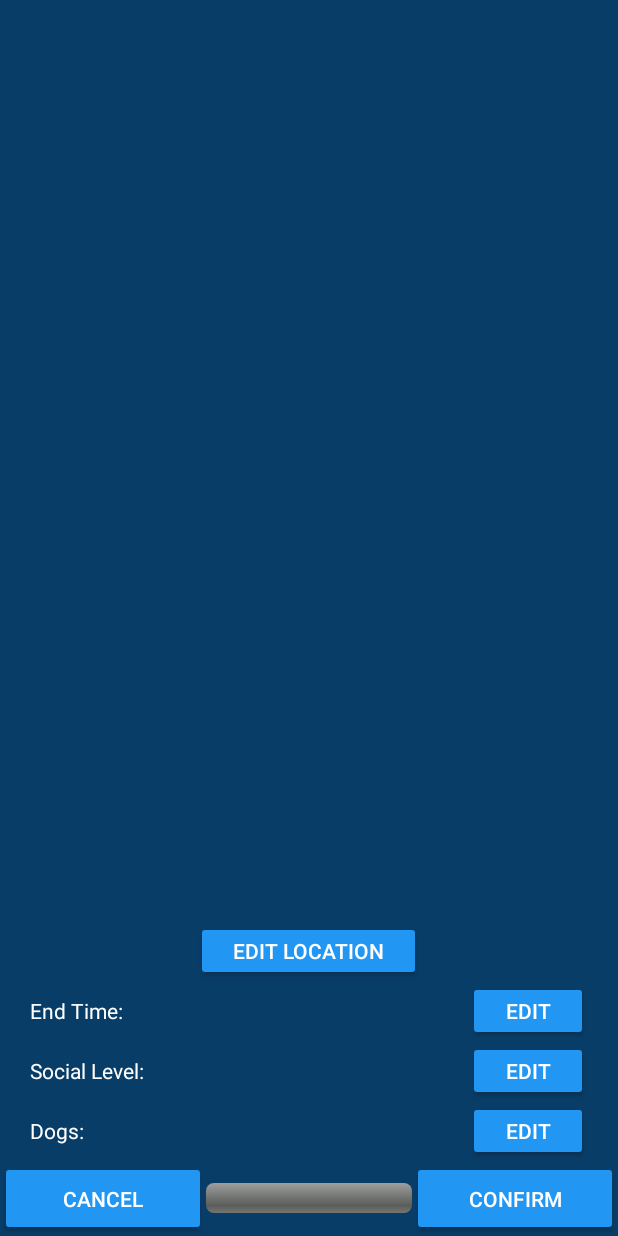
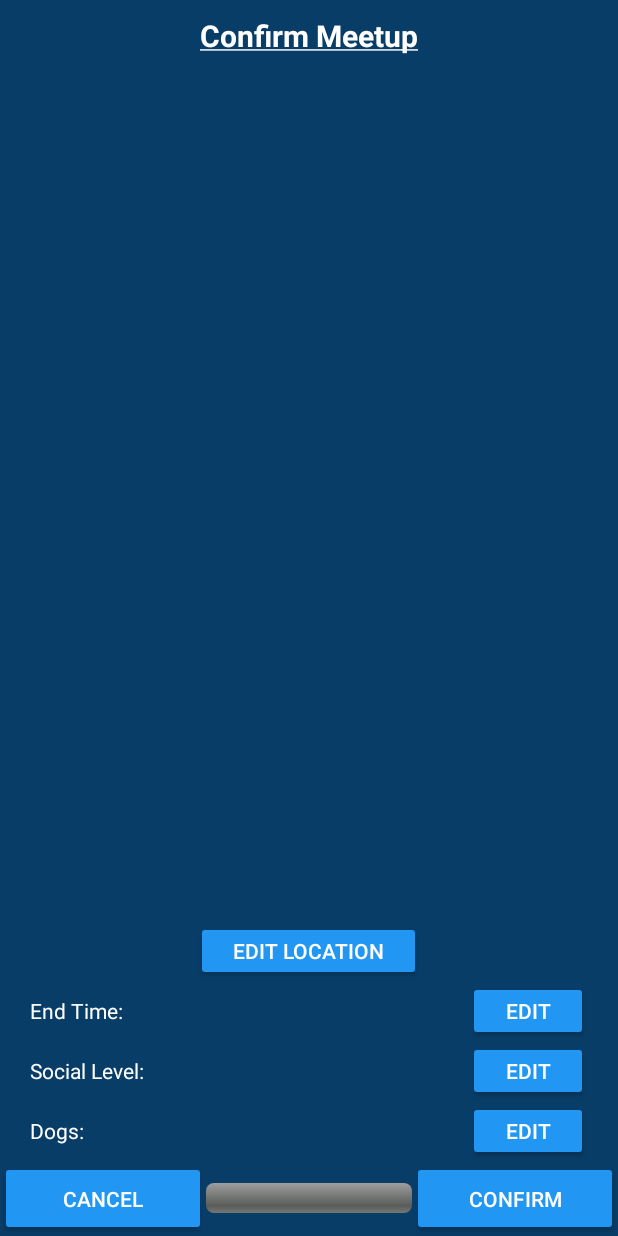
Before and after one commit to divy4/Dog-on-the-Quad, an Android app: the CreateMeetupReviewActivity screen opened directly, with no data from a screen before it, on a phone screen of 412 x 824 dp. Run offline under Robolectric (Android 15) with nearby library versions, the phone set to English and light mode, and no system bars; 1 statement that could not run was skipped.

Commit message:
Add missing headers (Fixes #43)

```diff
--- a/app/src/main/res/layout/activity_create_meetup_review.xml
+++ b/app/src/main/res/layout/activity_create_meetup_review.xml
@@ -7,6 +7,17 @@
     android:gravity="center"
     android:orientation="vertical"
     tools:context=".CreateMeetupReviewActivity">
+
+    <TextView
+        android:layout_width="wrap_content"
+        android:layout_height="wrap_content"
+        android:textColor="#FFFFFF"
+        android:text="@string/create_meetup_review_title"
+        android:id="@+id/create_meetup_end_time_title"
+        android:textSize="20sp"
+        android:textStyle="bold"
+        android:layout_centerHorizontal="true"
+        android:layout_marginTop="10dp"/>
 
     <ImageView
         android:layout_width="match_parent"
```
Also changed, not shown: app/src/main/res/layout/activity_create_meetup_photo.xml (+24 -21 lines).
